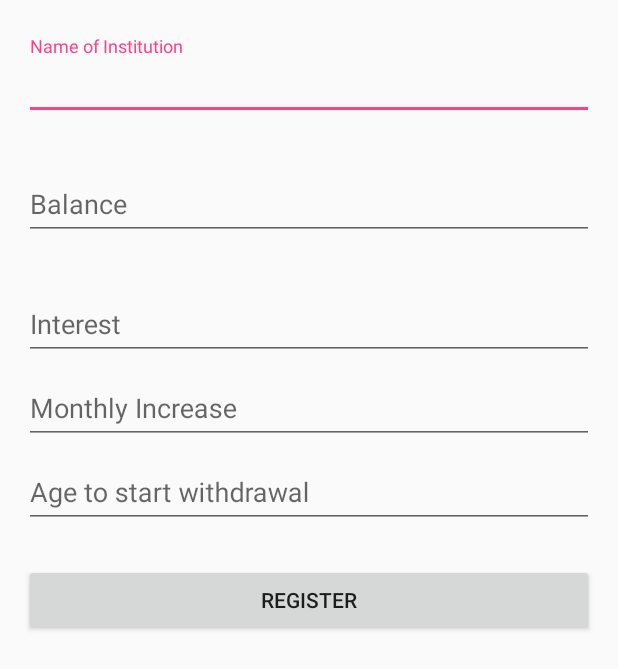
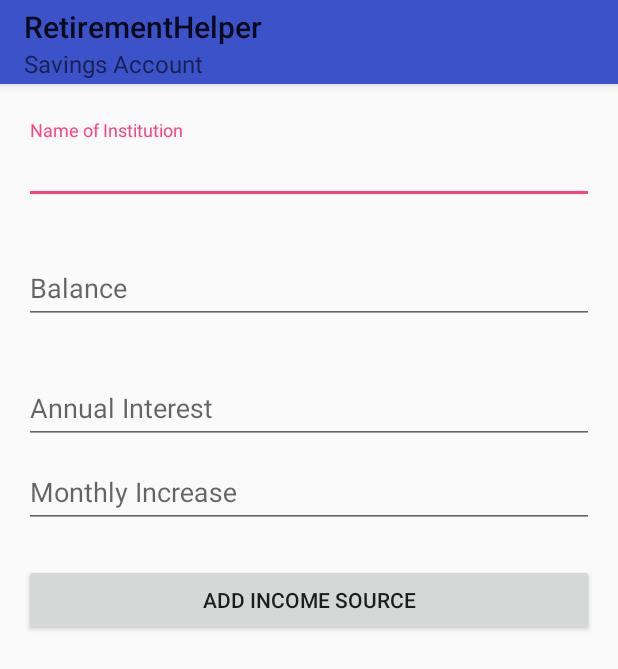
Before and after one commit to emuhlestein/FinancialPlanner, an Android app: the AddIncomeSourceActivity screen opened directly, with no data from a screen before it, on a phone screen of 412 x 824 dp. Shown: the top 669 px of the screen. Run offline under Robolectric (Android 15) with nearby library versions, the phone set to English and light mode, and no system bars; our stand-ins replace ButterKnife.

Commit message:
Retrieve data from addincomesource activity.

```diff
--- a/retirementhelper/src/main/java/com/intelliviz/retirementhelper/ui/AddIncomeSourceActivity.java
+++ b/retirementhelper/src/main/java/com/intelliviz/retirementhelper/ui/AddIncomeSourceActivity.java
@@ -1,19 +1,62 @@
 package com.intelliviz.retirementhelper.ui;
 
+import android.app.Activity;
+import android.content.Intent;
 import android.os.Bundle;
 import android.support.v7.app.AppCompatActivity;
+import android.support.v7.widget.Toolbar;
+import android.view.View;
+import android.widget.EditText;
 
 import com.intelliviz.retirementhelper.R;
 
+import butterknife.Bind;
 import butterknife.ButterKnife;
 
 public class AddIncomeSourceActivity extends AppCompatActivity {
     public static final String INCOME_TYPE = "income_type";
+    public static final String INSTITUTE_NAME = "institute_name";
+    public static final String BALANCE = "balance";
+    public static final String INTEREST = "interest";
+    public static final String MONTHLY_INCREASE = "monthly_increase";
+    private String mIncomeSourceType;
+
+
+    @Bind(R.id.add_income_source_toolbar) Toolbar mToolbar;
+    @Bind(R.id.name_edit_text) EditText mInstituteName;
+    @Bind(R.id.balance_text) EditText mBalance;
+    @Bind(R.id.annual_interest_text) EditText mAnnualInterest;
+    @Bind(R.id.monthly_increase_text) EditText mMonthlyIncrease;
 
     @Override
     protected void onCreate(Bundle savedInstanceState) {
         super.onCreate(savedInstanceState);
         setContentView(R.layout.activity_add_income_source);
         ButterKnife.bind(this);
+
+        Intent intent = getIntent();
+        int incomeType = intent.getIntExtra(INCOME_TYPE, 0);
+
+        setSupportActionBar(mToolbar);
+        String []incomeTypes = getResources().getStringArray(R.array.income_types);
+        mIncomeSourceType = incomeTypes[incomeType];
+        mToolbar.setSubtitle(mIncomeSourceType);
+    }
+
+    public void addIncomeSource(View view) {
+        Intent returnIntent = new Intent();
+
+        String name = mInstituteName.getText().toString();
+        String balance = mBalance.getText().toString();
+        String interest = mAnnualInterest.getText().toString();
+        String increase = mMonthlyIncrease.getText().toString();
+
+        returnIntent.putExtra(INCOME_TYPE, mIncomeSourceType);
+        returnIntent.putExtra(INSTITUTE_NAME, name);
+        returnIntent.putExtra(BALANCE, balance);
+        returnIntent.putExtra(INTEREST, interest);
+        returnIntent.putExtra(MONTHLY_INCREASE, increase);
+        setResult(Activity.RESULT_OK, returnIntent);
+        finish();
     }
 }
--- a/retirementhelper/src/main/res/layout/activity_add_income_source.xml
+++ b/retirementhelper/src/main/res/layout/activity_add_income_source.xml
@@ -2,7 +2,14 @@
 <LinearLayout xmlns:android="http://schemas.android.com/apk/res/android"
     android:layout_width="match_parent"
     android:layout_height="match_parent"
+    xmlns:app="http://schemas.android.com/apk/res-auto"
     android:orientation="vertical">
+    <android.support.v7.widget.Toolbar
+        android:id="@+id/add_income_source_toolbar"
+        android:layout_width="match_parent"
+        android:layout_height="?attr/actionBarSize"
+        android:background="?attr/colorPrimary"
+        android:elevation="4dp"/>
 
     <LinearLayout
         android:layout_width="match_parent"
@@ -40,13 +47,13 @@
             android:paddingTop="24dp">
 
             <EditText
-                android:id="@+id/birthdate_edit_text"
+                android:id="@+id/balance_text"
                 android:layout_width="match_parent"
                 android:layout_height="wrap_content"
                 android:layout_marginTop="30dp"
                 android:ems="10"
                 android:hint="Balance"
-                android:inputType="numberSigned" />
+                android:inputType="number" />
         </android.support.design.widget.TextInputLayout>
 
         <android.support.design.widget.TextInputLayout
@@ -60,17 +67,17 @@
             android:paddingTop="24dp">
 
             <EditText
-                android:id="@+id/email_edit_text"
+                android:id="@+id/annual_interest_text"
                 android:layout_width="match_parent"
                 android:layout_height="wrap_content"
                 android:layout_marginTop="30dp"
                 android:ems="10"
-                android:hint="Interest"
-                android:inputType="numberSigned" />
+                android:hint="Annual Interest"
+                android:inputType="number" />
         </android.support.design.widget.TextInputLayout>
 
         <android.support.design.widget.TextInputLayout
-            android:id="@+id/input_layout_password"
+            android:id="@+id/input_monthly_increase"
             android:layout_width="match_parent"
             android:layout_height="wrap_content"
             android:layout_marginEnd="16dp"
@@ -79,7 +86,7 @@
             android:layout_marginStart="16dp">
 
             <EditText
-                android:id="@+id/password_edit_text"
+                android:id="@+id/monthly_increase_text"
                 android:layout_width="match_parent"
                 android:layout_height="wrap_content"
                 android:layout_marginTop="30dp"
@@ -88,27 +95,8 @@
                 android:inputType="numberDecimal" />
         </android.support.design.widget.TextInputLayout>
 
-        <android.support.design.widget.TextInputLayout
-            android:id="@+id/input_layout_password2"
-            android:layout_width="match_parent"
-            android:layout_height="wrap_content"
-            android:layout_marginEnd="16dp"
-            android:layout_marginLeft="16dp"
-            android:layout_marginRight="16dp"
-            android:layout_marginStart="16dp">
-
-            <EditText
-                android:id="@+id/password2_edit_text"
-                android:layout_width="match_parent"
-                android:layout_height="wrap_content"
-                android:layout_marginTop="30dp"
-                android:ems="10"
-                android:hint="Age to start withdrawal"
-                android:inputType="textEmailAddress" />
-        </android.support.design.widget.TextInputLayout>
-
         <Button
-            android:id="@+id/register_button"
+            android:id="@+id/add_income_source_button"
             android:layout_width="match_parent"
             android:layout_height="wrap_content"
             android:layout_marginEnd="16dp"
@@ -116,8 +104,8 @@
             android:layout_marginRight="16dp"
             android:layout_marginStart="16dp"
             android:layout_marginTop="24dp"
-            android:onClick="registerUser"
-            android:text="@string/register" />
+            android:onClick="addIncomeSource"
+            android:text="Add Income Source" />
     </LinearLayout>
 
 </LinearLayout>
```
Also changed, not shown: retirementhelper/src/main/java/com/intelliviz/retirementhelper/ui/IncomeFragment.java (+14 -7 lines).
